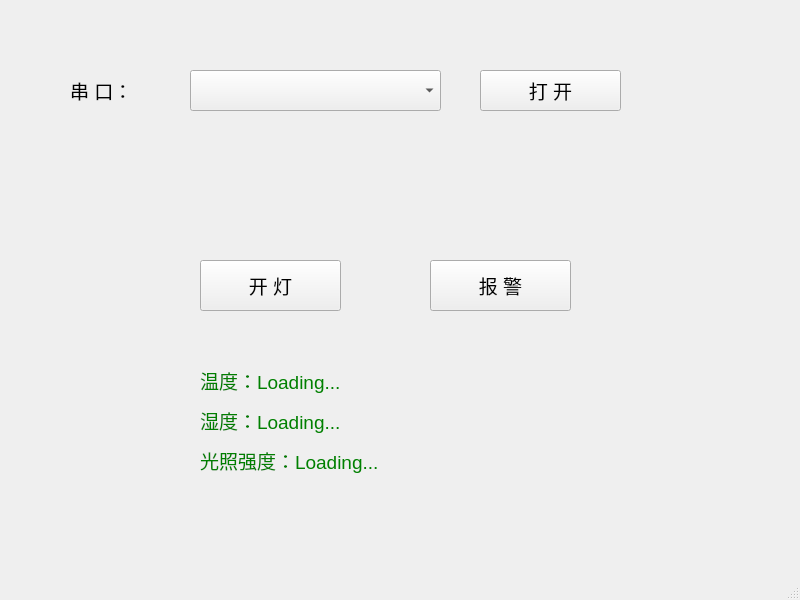
Before: the Qt Designer form QT_Device_Control/DeviceCtrl_UART_V1/mainwindow.ui in jakbop/Smart-_Classroom_Device, drawn with Qt 5.
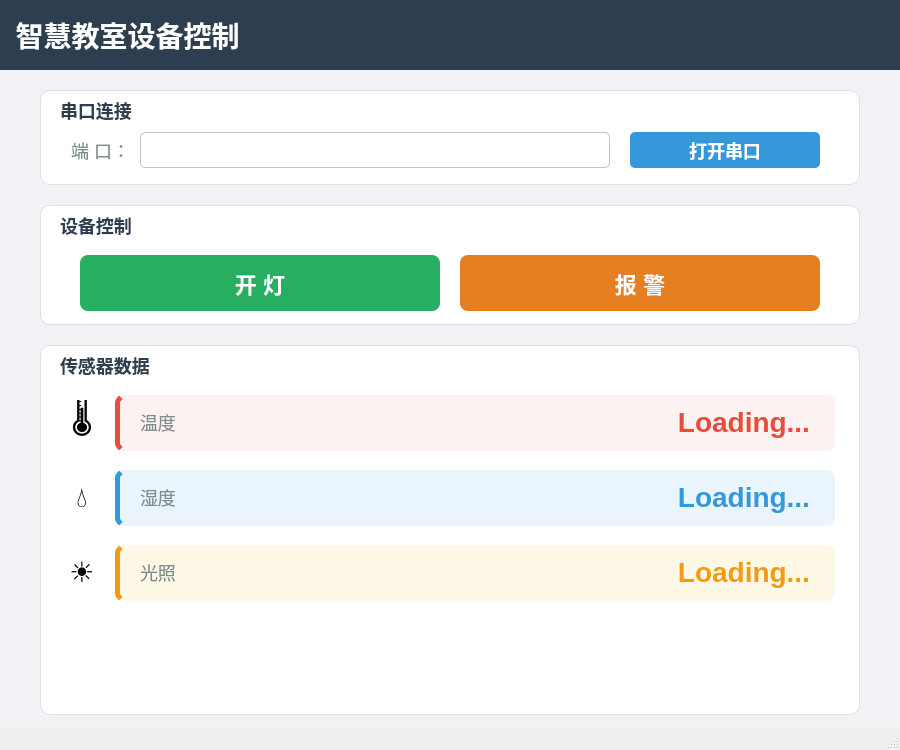
After: the same form once the commit is applied.

Patch:
```diff
--- a/QT_Device_Control/DeviceCtrl_UART_V1/mainwindow.ui
+++ b/QT_Device_Control/DeviceCtrl_UART_V1/mainwindow.ui
@@ -6,69 +6,180 @@
    <rect>
     <x>0</x>
     <y>0</y>
-    <width>800</width>
-    <height>600</height>
+    <width>900</width>
+    <height>750</height>
    </rect>
   </property>
-  <property name="font">
-   <font>
-    <pointsize>14</pointsize>
-   </font>
+  <property name="minimumSize">
+   <size>
+    <width>900</width>
+    <height>750</height>
+   </size>
+  </property>
+  <property name="maximumSize">
+   <size>
+    <width>900</width>
+    <height>750</height>
+   </size>
   </property>
   <property name="windowTitle">
    <string>MainWindow</string>
   </property>
   <widget class="QWidget" name="centralwidget">
+   <property name="styleSheet">
+    <string notr="true">background-color: #f0f2f5;</string>
+   </property>
+   <widget class="QLabel" name="labelTitle">
+    <property name="geometry">
+     <rect>
+      <x>0</x>
+      <y>0</y>
+      <width>900</width>
+      <height>70</height>
+     </rect>
+    </property>
+    <property name="styleSheet">
+     <string notr="true">background-color: #2c3e50; color: white; font-size: 28px; font-weight: bold;</string>
+    </property>
+    <property name="text">
+     <string>  智慧教室设备控制</string>
+    </property>
+    <property name="alignment">
+     <set>Qt::AlignVCenter</set>
+    </property>
+   </widget>
+   <widget class="QLabel" name="labelSerialGroup">
+    <property name="geometry">
+     <rect>
+      <x>40</x>
+      <y>90</y>
+      <width>820</width>
+      <height>95</height>
+     </rect>
+    </property>
+    <property name="styleSheet">
+     <string notr="true">background-color: white; border-radius: 10px; border: 1px solid #e0e0e0;</string>
+    </property>
+    <property name="text">
+     <string/>
+    </property>
+   </widget>
+   <widget class="QLabel" name="labelSerialTitle">
+    <property name="geometry">
+     <rect>
+      <x>60</x>
+      <y>95</y>
+      <width>120</width>
+      <height>30</height>
+     </rect>
+    </property>
+    <property name="styleSheet">
+     <string notr="true">color: #2c3e50; font-size: 18px; font-weight: bold; background: transparent; border: none;</string>
+    </property>
+    <property name="text">
+     <string>串口连接</string>
+    </property>
+   </widget>
+   <widget class="QLabel" name="labelSerialIcon">
+    <property name="geometry">
+     <rect>
+      <x>60</x>
+      <y>132</y>
+      <width>70</width>
+      <height>36</height>
+     </rect>
+    </property>
+    <property name="styleSheet">
+     <string notr="true">color: #7f8c8d; font-size: 18px; background: transparent; border: none;</string>
+    </property>
+    <property name="text">
+     <string>端 口：</string>
+    </property>
+    <property name="alignment">
+     <set>Qt::AlignRight|Qt::AlignVCenter</set>
+    </property>
+   </widget>
    <widget class="QComboBox" name="comboSerialPort">
     <property name="geometry">
      <rect>
-      <x>190</x>
-      <y>70</y>
-      <width>251</width>
-      <height>41</height>
+      <x>140</x>
+      <y>132</y>
+      <width>470</width>
+      <height>36</height>
      </rect>
     </property>
-    <property name="font">
-     <font>
-      <pointsize>16</pointsize>
-     </font>
-    </property>
-   </widget>
-   <widget class="QLabel" name="label">
-    <property name="geometry">
-     <rect>
-      <x>70</x>
-      <y>70</y>
-      <width>111</width>
-      <height>41</height>
-     </rect>
-    </property>
-    <property name="text">
-     <string>串 口：</string>
+    <property name="styleSheet">
+     <string notr="true">QComboBox { border: 1px solid #bdc3c7; border-radius: 5px; padding: 4px 10px; font-size: 18px; background: white; }
+QComboBox::drop-down { border: none; width: 28px; }
+QComboBox::down-arrow { image: none; border-left: 6px solid transparent; border-right: 6px solid transparent; border-top: 7px solid #7f8c8d; }</string>
     </property>
    </widget>
    <widget class="QPushButton" name="btnOpenSerialPort">
     <property name="geometry">
      <rect>
-      <x>480</x>
-      <y>70</y>
-      <width>141</width>
-      <height>41</height>
+      <x>630</x>
+      <y>132</y>
+      <width>190</width>
+      <height>36</height>
      </rect>
     </property>
+    <property name="styleSheet">
+     <string notr="true">QPushButton { background-color: #3498db; color: white; border: none; border-radius: 5px; font-size: 18px; font-weight: bold; }
+QPushButton:hover { background-color: #2980b9; }
+QPushButton:pressed { background-color: #2471a3; }
+QPushButton:disabled { background-color: #bdc3c7; }</string>
+    </property>
     <property name="text">
-     <string>打 开</string>
+     <string>打开串口</string>
+    </property>
+   </widget>
+   <widget class="QLabel" name="labelControlGroup">
+    <property name="geometry">
+     <rect>
+      <x>40</x>
+      <y>205</y>
+      <width>820</width>
+      <height>120</height>
+     </rect>
+    </property>
+    <property name="styleSheet">
+     <string notr="true">background-color: white; border-radius: 10px; border: 1px solid #e0e0e0;</string>
+    </property>
+    <property name="text">
+     <string/>
+    </property>
+   </widget>
+   <widget class="QLabel" name="labelControlTitle">
+    <property name="geometry">
+     <rect>
+      <x>60</x>
+      <y>210</y>
+      <width>120</width>
+      <height>30</height>
+     </rect>
+    </property>
+    <property name="styleSheet">
+     <string notr="true">color: #2c3e50; font-size: 18px; font-weight: bold; background: transparent; border: none;</string>
+    </property>
+    <property name="text">
+     <string>设备控制</string>
     </property>
    </widget>
    <widget class="QPushButton" name="btnLampOn">
     <property name="geometry">
      <rect>
-      <x>200</x>
-      <y>260</y>
-      <width>141</width>
-      <height>51</height>
+      <x>80</x>
+      <y>255</y>
+      <width>360</width>
+      <height>56</height>
      </rect>
     </property>
+    <property name="styleSheet">
+     <string notr="true">QPushButton { background-color: #27ae60; color: white; border: none; border-radius: 8px; font-size: 22px; font-weight: bold; }
+QPushButton:hover { background-color: #2ecc71; }
+QPushButton:pressed { background-color: #1e8449; }
+QPushButton:disabled { background-color: #bdc3c7; }</string>
+    </property>
     <property name="text">
      <string>开 灯</string>
     </property>
@@ -76,77 +187,292 @@
    <widget class="QPushButton" name="btnBeep">
     <property name="geometry">
      <rect>
-      <x>430</x>
-      <y>260</y>
-      <width>141</width>
-      <height>51</height>
+      <x>460</x>
+      <y>255</y>
+      <width>360</width>
+      <height>56</height>
      </rect>
     </property>
+    <property name="styleSheet">
+     <string notr="true">QPushButton { background-color: #e67e22; color: white; border: none; border-radius: 8px; font-size: 22px; font-weight: bold; }
+QPushButton:hover { background-color: #f39c12; }
+QPushButton:pressed { background-color: #d35400; }
+QPushButton:disabled { background-color: #bdc3c7; }</string>
+    </property>
     <property name="text">
      <string>报 警</string>
     </property>
    </widget>
+   <widget class="QLabel" name="labelSensorGroup">
+    <property name="geometry">
+     <rect>
+      <x>40</x>
+      <y>345</y>
+      <width>820</width>
+      <height>370</height>
+     </rect>
+    </property>
+    <property name="styleSheet">
+     <string notr="true">background-color: white; border-radius: 10px; border: 1px solid #e0e0e0;</string>
+    </property>
+    <property name="text">
+     <string/>
+    </property>
+   </widget>
+   <widget class="QLabel" name="labelSensorTitle">
+    <property name="geometry">
+     <rect>
+      <x>60</x>
+      <y>350</y>
+      <width>120</width>
+      <height>30</height>
+     </rect>
+    </property>
+    <property name="styleSheet">
+     <string notr="true">color: #2c3e50; font-size: 18px; font-weight: bold; background: transparent; border: none;</string>
+    </property>
+    <property name="text">
+     <string>传感器数据</string>
+    </property>
+   </widget>
+   <widget class="QLabel" name="labelTempIcon">
+    <property name="geometry">
+     <rect>
+      <x>60</x>
+      <y>400</y>
+      <width>44</width>
+      <height>44</height>
+     </rect>
+    </property>
+    <property name="styleSheet">
+     <string notr="true">background: transparent; border: none; font-size: 32px;</string>
+    </property>
+    <property name="text">
+     <string>🌡</string>
+    </property>
+    <property name="alignment">
+     <set>Qt::AlignCenter</set>
+    </property>
+   </widget>
+   <widget class="QLabel" name="labelTempCard">
+    <property name="geometry">
+     <rect>
+      <x>115</x>
+      <y>395</y>
+      <width>720</width>
+      <height>56</height>
+     </rect>
+    </property>
+    <property name="styleSheet">
+     <string notr="true">background-color: #fdf2f2; border-radius: 8px; border-left: 5px solid #e74c3c;</string>
+    </property>
+    <property name="text">
+     <string/>
+    </property>
+   </widget>
+   <widget class="QLabel" name="labelTempName">
+    <property name="geometry">
+     <rect>
+      <x>140</x>
+      <y>400</y>
+      <width>100</width>
+      <height>44</height>
+     </rect>
+    </property>
+    <property name="styleSheet">
+     <string notr="true">color: #7f8c8d; font-size: 18px; background: transparent; border: none;</string>
+    </property>
+    <property name="text">
+     <string>温度</string>
+    </property>
+    <property name="alignment">
+     <set>Qt::AlignVCenter</set>
+    </property>
+   </widget>
    <widget class="QLabel" name="labelTemp">
     <property name="geometry">
      <rect>
-      <x>200</x>
-      <y>360</y>
-      <width>531</width>
-      <height>41</height>
+      <x>240</x>
+      <y>400</y>
+      <width>570</width>
+      <height>44</height>
      </rect>
     </property>
     <property name="font">
      <font>
-      <pointsize>14</pointsize>
+      <pointsize>20</pointsize>
+      <weight>75</weight>
+      <bold>true</bold>
      </font>
     </property>
     <property name="styleSheet">
-     <string notr="true">color: green;</string>
+     <string notr="true">color: #e74c3c; font-size: 28px; font-weight: bold; background: transparent; border: none;</string>
     </property>
     <property name="text">
-     <string>温度：Loading...</string>
+     <string>Loading...</string>
+    </property>
+    <property name="alignment">
+     <set>Qt::AlignRight|Qt::AlignVCenter</set>
+    </property>
+   </widget>
+   <widget class="QLabel" name="labelHumiIcon">
+    <property name="geometry">
+     <rect>
+      <x>60</x>
+      <y>475</y>
+      <width>44</width>
+      <height>44</height>
+     </rect>
+    </property>
+    <property name="styleSheet">
+     <string notr="true">background: transparent; border: none; font-size: 28px;</string>
+    </property>
+    <property name="text">
+     <string>💧</string>
+    </property>
+    <property name="alignment">
+     <set>Qt::AlignCenter</set>
+    </property>
+   </widget>
+   <widget class="QLabel" name="labelHumiCard">
+    <property name="geometry">
+     <rect>
+      <x>115</x>
+      <y>470</y>
+      <width>720</width>
+      <height>56</height>
+     </rect>
+    </property>
+    <property name="styleSheet">
+     <string notr="true">background-color: #eaf4fc; border-radius: 8px; border-left: 5px solid #3498db;</string>
+    </property>
+    <property name="text">
+     <string/>
+    </property>
+   </widget>
+   <widget class="QLabel" name="labelHumiName">
+    <property name="geometry">
+     <rect>
+      <x>140</x>
+      <y>475</y>
+      <width>100</width>
+      <height>44</height>
+     </rect>
+    </property>
+    <property name="styleSheet">
+     <string notr="true">color: #7f8c8d; font-size: 18px; background: transparent; border: none;</string>
+    </property>
+    <property name="text">
+     <string>湿度</string>
+    </property>
+    <property name="alignment">
+     <set>Qt::AlignVCenter</set>
     </property>
    </widget>
    <widget class="QLabel" name="labelHumi">
     <property name="geometry">
      <rect>
-      <x>200</x>
-      <y>400</y>
-      <width>531</width>
-      <height>41</height>
+      <x>240</x>
+      <y>475</y>
+      <width>570</width>
+      <height>44</height>
      </rect>
     </property>
     <property name="font">
      <font>
-      <pointsize>14</pointsize>
+      <pointsize>20</pointsize>
+      <weight>75</weight>
+      <bold>true</bold>
      </font>
     </property>
     <property name="styleSheet">
-     <string notr="true">color: green;</string>
+     <string notr="true">color: #3498db; font-size: 28px; font-weight: bold; background: transparent; border: none;</string>
     </property>
     <property name="text">
-     <string>湿度：Loading...</string>
+     <string>Loading...</string>
+    </property>
+    <property name="alignment">
+     <set>Qt::AlignRight|Qt::AlignVCenter</set>
+    </property>
+   </widget>
+   <widget class="QLabel" name="labelLightIcon">
+    <property name="geometry">
+     <rect>
+      <x>60</x>
+      <y>550</y>
+      <width>44</width>
+      <height>44</height>
+     </rect>
+    </property>
+    <property name="styleSheet">
+     <string notr="true">background: transparent; border: none; font-size: 28px;</string>
+    </property>
+    <property name="text">
+     <string>☀</string>
+    </property>
+    <property name="alignment">
+     <set>Qt::AlignCenter</set>
+    </property>
+   </widget>
+   <widget class="QLabel" name="labelLightCard">
+    <property name="geometry">
+     <rect>
+      <x>115</x>
+      <y>545</y>
+      <width>720</width>
+      <height>56</height>
+     </rect>
+    </property>
+    <property name="styleSheet">
+     <string notr="true">background-color: #fef9e7; border-radius: 8px; border-left: 5px solid #f39c12;</string>
+    </property>
+    <property name="text">
+     <string/>
+    </property>
+   </widget>
+   <widget class="QLabel" name="labelLightName">
+    <property name="geometry">
+     <rect>
+      <x>140</x>
+      <y>550</y>
+      <width>100</width>
+      <height>44</height>
+     </rect>
+    </property>
+    <property name="styleSheet">
+     <string notr="true">color: #7f8c8d; font-size: 18px; background: transparent; border: none;</string>
+    </property>
+    <property name="text">
+     <string>光照</string>
+    </property>
+    <property name="alignment">
+     <set>Qt::AlignVCenter</set>
     </property>
    </widget>
    <widget class="QLabel" name="labelLight">
     <property name="geometry">
      <rect>
-      <x>200</x>
-      <y>440</y>
-      <width>531</width>
-      <height>41</height>
+      <x>240</x>
+      <y>550</y>
+      <width>570</width>
+      <height>44</height>
      </rect>
     </property>
     <property name="font">
      <font>
-      <pointsize>14</pointsize>
+      <pointsize>20</pointsize>
+      <weight>75</weight>
+      <bold>true</bold>
      </font>
     </property>
     <property name="styleSheet">
-     <string notr="true">color: green;</string>
+     <string notr="true">color: #f39c12; font-size: 28px; font-weight: bold; background: transparent; border: none;</string>
     </property>
     <property name="text">
-     <string>光照强度：Loading...</string>
+     <string>Loading...</string>
+    </property>
+    <property name="alignment">
+     <set>Qt::AlignRight|Qt::AlignVCenter</set>
     </property>
    </widget>
   </widget>
```
Left out of the diff: 6 changed lines with no effect on the pictures.
